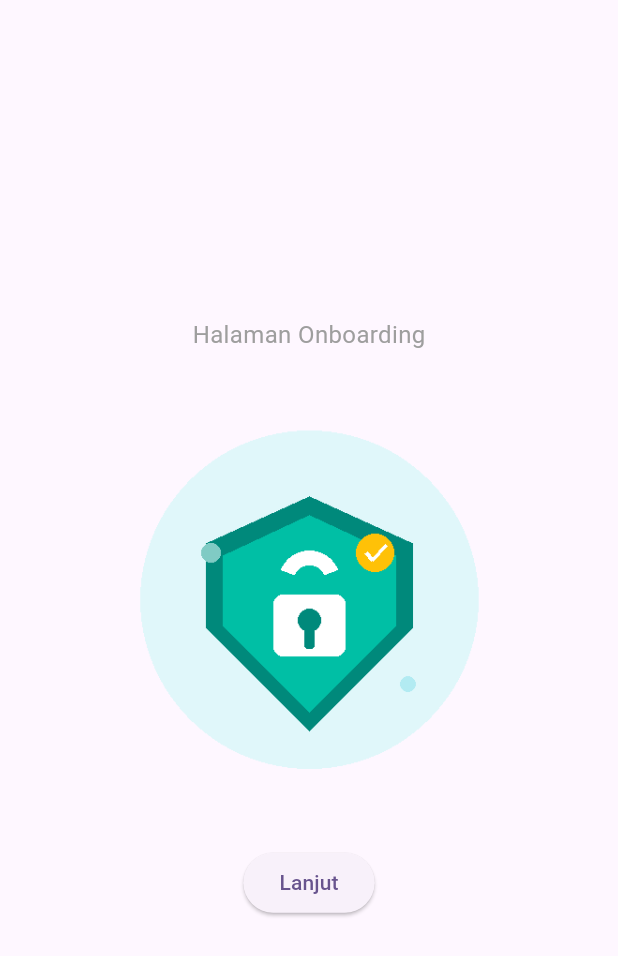
After one commit to Hanif13579/PY4_2ABC_D3_2024_Modul1_001, a Flutter app: the screen it shows after launch, after a tap on "Lanjut", on a phone screen of 412 x 824 dp. The commit adds this screen. Shown: the top 956 px of the screen. Run offline on Flutter 3.47's test engine with Material 3 defaults, Android fonts, the phone set to English and light mode, and no system bars.

Commit message:
Task 1 - tambah aset onboarding dan sistem navigasi
- Tambah 3 gambar aset onboarding (PNG)
- Implementasi alur onboarding mengubah penggunan angka menjadi menggunakan gambar
- Tambah autentikasi login dengan database yang dihardcode
- Implementasi halaman counter dengan fitur logout
- Gunakan pushAndRemoveUntil untuk navigasi yang aman
- Tambah struktur folder modular (features/auth, features/logbook, features/onboarding)

```diff
--- /dev/null
+++ b/lib/features/onboarding/onboarding_view.dart
@@ -0,0 +1,54 @@
+import 'package:flutter/material.dart';
+import 'package:logbook_app_076/features/auth/login_view.dart';
+
+class OnboardingView extends StatefulWidget {
+  const OnboardingView({super.key});
+
+  @override
+  State<OnboardingView> createState() => _OnboardingViewState();
+}
+
+class _OnboardingViewState extends State<OnboardingView> {
+  int step = 1;
+
+  void _handleNext() {
+    if (step < 3) {
+      setState(() {
+        step++;
+      });
+    } else {
+      // Kalau step sudah > 3, pindah ke Login
+      Navigator.pushReplacement(
+        context,
+        MaterialPageRoute(builder: (context) => const LoginView()),
+      );
+    }
+  }
+
+  @override
+  Widget build(BuildContext context) {
+    return Scaffold(
+      body: Center(
+        child: Column(
+          mainAxisAlignment: MainAxisAlignment.center,
+          children: [
+            const Text(
+              'Halaman Onboarding',
+              style: TextStyle(fontSize: 16, color: Colors.grey),
+            ),
+            const SizedBox(height: 40),
+            Image.asset(
+              'assets/images/onboarding$step.png',
+              height: 250,
+            ),
+            const SizedBox(height: 40),
+            ElevatedButton(
+              onPressed: _handleNext,
+              child: const Text('Lanjut'),
+            ),
+          ],
+        ),
+      ),
+    );
+  }
+}
--- a/lib/main.dart
+++ b/lib/main.dart
@@ -1,5 +1,5 @@
 import 'package:flutter/material.dart';
-import 'counter_view.dart';
+import 'package:logbook_app_076/features/onboarding/onboarding_view.dart';
 
 void main() {
   runApp(const MyApp());
@@ -12,11 +12,11 @@ class MyApp extends StatelessWidget {
   Widget build(BuildContext context) {
     return MaterialApp(
       title: 'LogBook App',
+      debugShowCheckedModeBanner: false,
       theme: ThemeData(
         colorScheme: ColorScheme.fromSeed(seedColor: Colors.deepPurple),
-        useMaterial3: true,
       ),
-      home: const CounterView(),
+      home: const OnboardingView(),
     );
   }
 }
```
Also changed, not shown: lib/counter_view.dart (deleted, +0 -218 lines), lib/features/auth/login_controller.dart (added, +15 -0 lines), lib/features/auth/login_view.dart (added, +63 -0 lines), lib/features/logbook/counter_view.dart (added, +88 -0 lines), pubspec.yaml (+4 -3 lines), assets/images/onboarding1.png (added), assets/images/onboarding2.png (added), assets/images/onboarding3.png (added), lib/features/logbook/counter_controller.dart (renamed from lib/counter_controller.dart), 1 other file.
